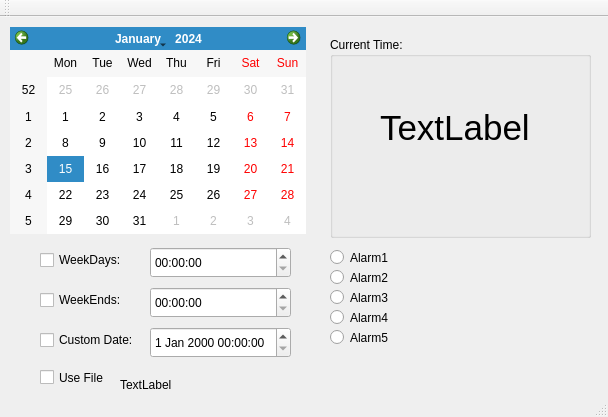
First picture: the form in mainwindow.ui, repository CountMurphy/QTalarm, before the edit.
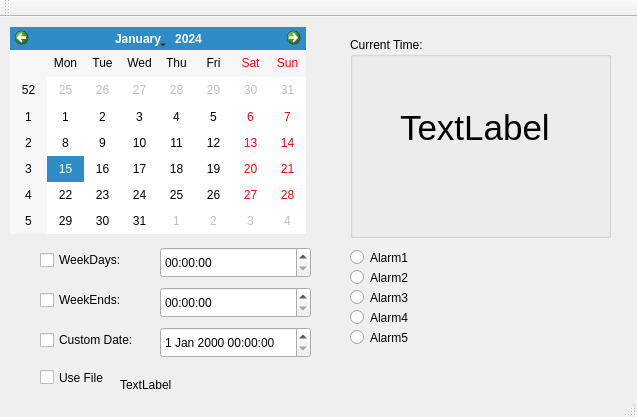
Second picture: the form after the edit. Icons and pictures are not drawn.

Commit message: make UI a little bigger

Patch:
```diff
--- a/mainwindow.ui
+++ b/mainwindow.ui
@@ -9,7 +9,7 @@
    <rect>
     <x>0</x>
     <y>0</y>
-    <width>608</width>
+    <width>637</width>
     <height>417</height>
    </rect>
   </property>
@@ -50,9 +50,9 @@
    <widget class="QTimeEdit" name="WD_Edit">
     <property name="geometry">
      <rect>
-      <x>150</x>
+      <x>160</x>
       <y>230</y>
-      <width>141</width>
+      <width>151</width>
       <height>31</height>
      </rect>
     </property>
@@ -60,9 +60,9 @@
    <widget class="QTimeEdit" name="WE_edit">
     <property name="geometry">
      <rect>
-      <x>150</x>
+      <x>160</x>
       <y>270</y>
-      <width>141</width>
+      <width>151</width>
       <height>31</height>
      </rect>
     </property>
@@ -96,7 +96,7 @@
    <widget class="QRadioButton" name="Alm1">
     <property name="geometry">
      <rect>
-      <x>330</x>
+      <x>350</x>
       <y>230</y>
       <width>93</width>
       <height>21</height>
@@ -109,7 +109,7 @@
    <widget class="QRadioButton" name="Alm2">
     <property name="geometry">
      <rect>
-      <x>330</x>
+      <x>350</x>
       <y>250</y>
       <width>93</width>
       <height>21</height>
@@ -122,7 +122,7 @@
    <widget class="QRadioButton" name="Alm3">
     <property name="geometry">
      <rect>
-      <x>330</x>
+      <x>350</x>
       <y>270</y>
       <width>93</width>
       <height>21</height>
@@ -135,7 +135,7 @@
    <widget class="QRadioButton" name="Alm4">
     <property name="geometry">
      <rect>
-      <x>330</x>
+      <x>350</x>
       <y>290</y>
       <width>93</width>
       <height>21</height>
@@ -148,7 +148,7 @@
    <widget class="QRadioButton" name="Alm5">
     <property name="geometry">
      <rect>
-      <x>330</x>
+      <x>350</x>
       <y>310</y>
       <width>93</width>
       <height>21</height>
@@ -161,9 +161,9 @@
    <widget class="QDateTimeEdit" name="Cust_Edit">
     <property name="geometry">
      <rect>
-      <x>150</x>
+      <x>160</x>
       <y>310</y>
-      <width>141</width>
+      <width>151</width>
       <height>31</height>
      </rect>
     </property>
@@ -187,7 +187,7 @@
     </property>
     <property name="geometry">
      <rect>
-      <x>330</x>
+      <x>350</x>
       <y>20</y>
       <width>261</width>
       <height>201</height>
@@ -235,7 +235,7 @@
      <rect>
       <x>120</x>
       <y>360</y>
-      <width>461</width>
+      <width>501</width>
       <height>16</height>
      </rect>
     </property>
```
Left out of the diff: 2 changed lines with no effect on the pictures.
